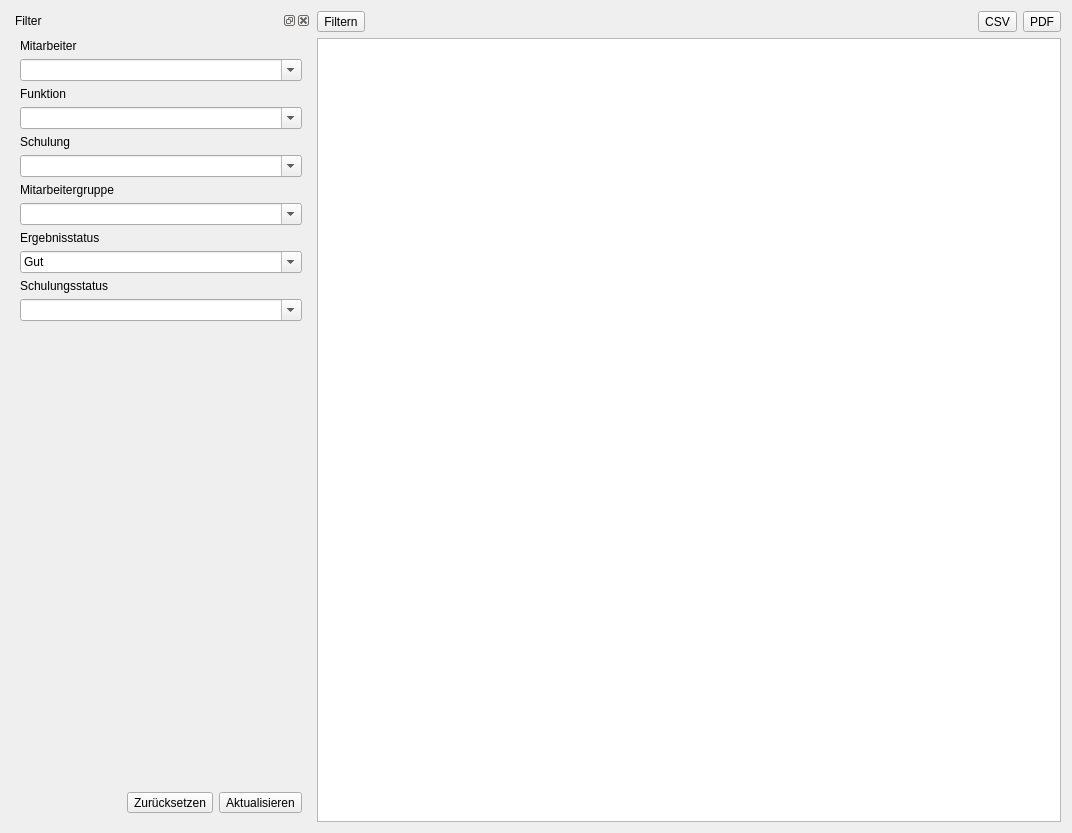
The window that ui/qmqualiresultwidget.ui (Christian-Kr/QualificationMatrix) describes before a commit, drawn with Qt 5.
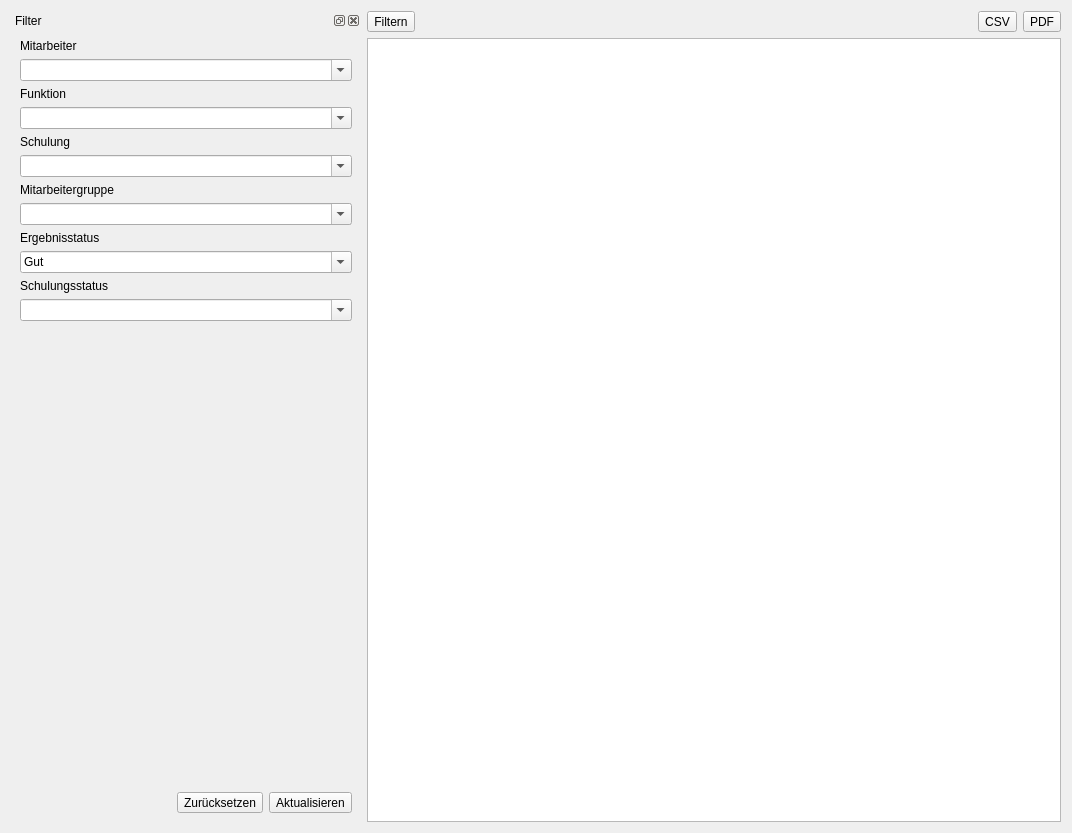
The same window after the commit. Icons and pictures are not drawn.

Diff of the .ui file:
```diff
--- a/ui/qmqualiresultwidget.ui
+++ b/ui/qmqualiresultwidget.ui
@@ -130,7 +130,7 @@
      </property>
      <property name="maximumSize">
       <size>
-       <width>300</width>
+       <width>350</width>
        <height>524287</height>
       </size>
      </property>
```
